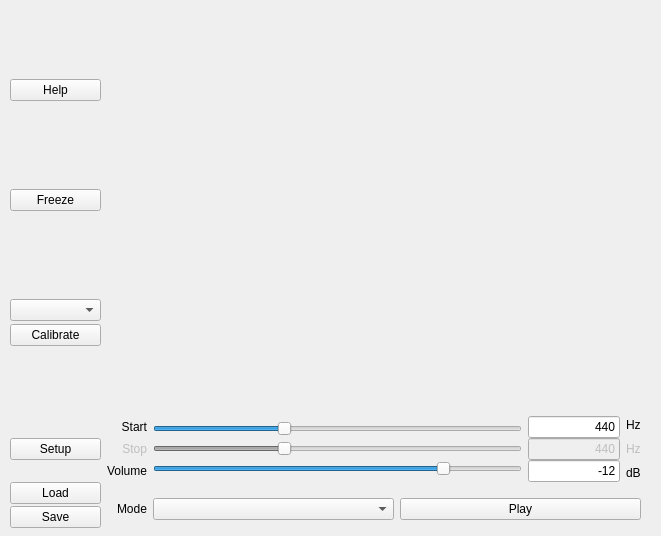
Above: ui_AudioHelperGUI.ui from Rachael-ED/AudioHelper before the change. Below: the same form after it.
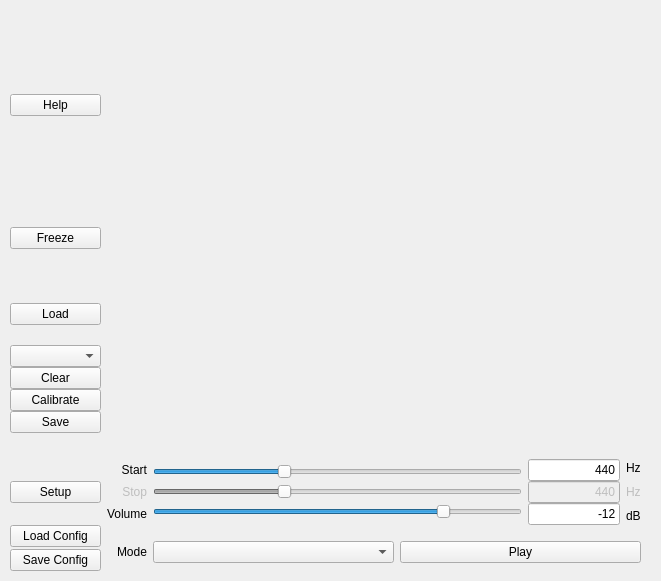
That is the form after the change. Icons and pictures are not drawn.

Commit message: a) Added Load, Save & Clear buttons, with functionality b) Added MsgBox() method & messages c) Added hide_plot() and show_plot() methods & message.  Buttons to come. d) Can now calibrate with loaded data.  Required changes to Guido & Ana. e) Move DC removal from Guido’s update_plot() to Ana’s analyze() f) Cal plot can now be selected, the same as any other plot. g) In Ana’s analyze(), read self.apply_cal only once to make thread-safe

What changed in the file:
```diff
--- a/ui_AudioHelperGUI.ui
+++ b/ui_AudioHelperGUI.ui
@@ -7,7 +7,7 @@
     <x>0</x>
     <y>0</y>
     <width>661</width>
-    <height>536</height>
+    <height>581</height>
    </rect>
   </property>
   <property name="windowTitle">
@@ -19,7 +19,7 @@
      <x>10</x>
      <y>10</y>
      <width>641</width>
-     <height>520</height>
+     <height>563</height>
     </rect>
    </property>
    <layout class="QGridLayout" name="gridLayout" rowstretch="1,0" columnstretch="1,6">
@@ -275,9 +275,6 @@
     </item>
     <item row="0" column="0">
      <layout class="QVBoxLayout" name="verticalLayout_4">
-      <property name="spacing">
-       <number>3</number>
-      </property>
       <item alignment="Qt::AlignHCenter|Qt::AlignTop">
        <widget class="QLabel" name="img_herman">
         <property name="enabled">
@@ -325,6 +322,12 @@
       </item>
       <item alignment="Qt::AlignVCenter">
        <widget class="QPushButton" name="btn_aud_ana_enable">
+        <property name="sizePolicy">
+         <sizepolicy hsizetype="Minimum" vsizetype="Fixed">
+          <horstretch>0</horstretch>
+          <verstretch>0</verstretch>
+         </sizepolicy>
+        </property>
         <property name="text">
          <string>Freeze</string>
         </property>
@@ -343,15 +346,63 @@
         </property>
        </spacer>
       </item>
-      <item alignment="Qt::AlignBottom">
-       <widget class="QComboBox" name="cmb_aud_ana_cal"/>
-      </item>
-      <item alignment="Qt::AlignTop">
-       <widget class="QPushButton" name="btn_aud_ana_cal">
-        <property name="text">
-         <string>Calibrate</string>
+      <item>
+       <layout class="QVBoxLayout" name="verticalLayout_7">
+        <property name="spacing">
+         <number>0</number>
         </property>
-       </widget>
+        <item>
+         <widget class="QPushButton" name="btn_load_data">
+          <property name="text">
+           <string>Load</string>
+          </property>
+         </widget>
+        </item>
+        <item>
+         <spacer name="horizontalSpacer_7">
+          <property name="orientation">
+           <enum>Qt::Horizontal</enum>
+          </property>
+          <property name="sizeHint" stdset="0">
+           <size>
+            <width>40</width>
+            <height>20</height>
+           </size>
+          </property>
+         </spacer>
+        </item>
+        <item>
+         <widget class="QComboBox" name="cmb_aud_ana_cal">
+          <property name="sizePolicy">
+           <sizepolicy hsizetype="Minimum" vsizetype="Fixed">
+            <horstretch>0</horstretch>
+            <verstretch>0</verstretch>
+           </sizepolicy>
+          </property>
+         </widget>
+        </item>
+        <item>
+         <widget class="QPushButton" name="btn_clear_data">
+          <property name="text">
+           <string>Clear</string>
+          </property>
+         </widget>
+        </item>
+        <item>
+         <widget class="QPushButton" name="btn_aud_ana_cal">
+          <property name="text">
+           <string>Calibrate</string>
+          </property>
+         </widget>
+        </item>
+        <item>
+         <widget class="QPushButton" name="btn_save_data">
+          <property name="text">
+           <string>Save</string>
+          </property>
+         </widget>
+        </item>
+       </layout>
       </item>
       <item>
        <spacer name="horizontalSpacer_5">
@@ -409,14 +460,14 @@
       <item>
        <widget class="QPushButton" name="btn_cfg_load">
         <property name="text">
-         <string>Load</string>
+         <string>Load Config</string>
         </property>
        </widget>
       </item>
       <item>
        <widget class="QPushButton" name="btn_cfg_save">
         <property name="text">
-         <string>Save</string>
+         <string>Save Config</string>
         </property>
        </widget>
       </item>
```
The commit also changes 3 other files.
